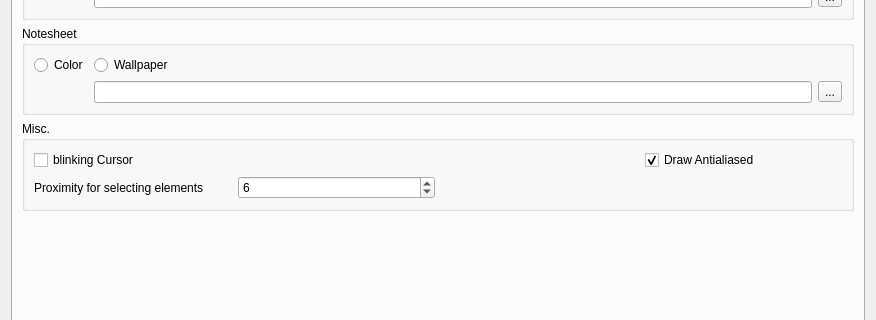
The window that mscore/mscore/prefsdialog.ui (musescore/musescore-old) describes before a commit, drawn with Qt 5; both pictures show x 0 to 876 and y 115 to 435 of the 876 by 727 pixel window.
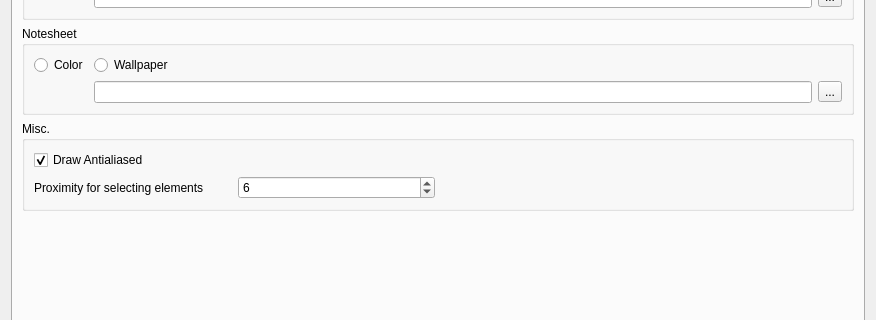
The same window after the commit. The open tabs and pages were chosen to show the change. Icons and pictures are not drawn. Custom widgets are drawn as their Qt base class.

What changed in the file:
```diff
--- a/mscore/mscore/prefsdialog.ui
+++ b/mscore/mscore/prefsdialog.ui
@@ -796,29 +796,6 @@
           <bool>true</bool>
          </property>
          <layout class="QGridLayout">
-          <item row="0" column="0" colspan="3">
-           <widget class="QCheckBox" name="cursorBlink">
-            <property name="text">
-             <string>blinking Cursor</string>
-            </property>
-           </widget>
-          </item>
-          <item row="0" column="3">
-           <widget class="QCheckBox" name="drawAntialiased">
-            <property name="toolTip">
-             <string>disable antialiased drawing</string>
-            </property>
-            <property name="whatsThis">
-             <string>uncheck this to speed up drawing</string>
-            </property>
-            <property name="text">
-             <string>Draw Antialiased</string>
-            </property>
-            <property name="checked">
-             <bool>true</bool>
-            </property>
-           </widget>
-          </item>
           <item row="1" column="0">
            <widget class="QLabel" name="label_24">
             <property name="text">
@@ -849,6 +826,22 @@
             </property>
            </spacer>
           </item>
+          <item row="0" column="0">
+           <widget class="QCheckBox" name="drawAntialiased">
+            <property name="toolTip">
+             <string>disable antialiased drawing</string>
+            </property>
+            <property name="whatsThis">
+             <string>uncheck this to speed up drawing</string>
+            </property>
+            <property name="text">
+             <string>Draw Antialiased</string>
+            </property>
+            <property name="checked">
+             <bool>true</bool>
+            </property>
+           </widget>
+          </item>
          </layout>
         </widget>
        </item>
```
